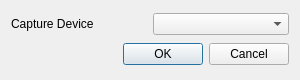
Old version of the form configurewindow.ui in the repository lambdaconcept/usb2sniffer-qt.
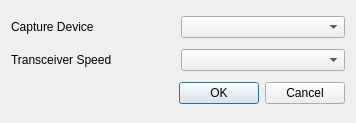
New version of the form.

Commit message:
select transceiver speed via configuration
this avoids detecting chirps and changing speed from hardware

What changed in the file:
```diff
--- a/configurewindow.ui
+++ b/configurewindow.ui
@@ -6,8 +6,8 @@
    <rect>
     <x>0</x>
     <y>0</y>
-    <width>300</width>
-    <height>80</height>
+    <width>356</width>
+    <height>123</height>
    </rect>
   </property>
   <property name="sizePolicy">
@@ -47,6 +47,26 @@
      </item>
     </layout>
    </item>
+   <item>
+    <layout class="QHBoxLayout" name="horizontalLayout_2">
+     <item>
+      <widget class="QLabel" name="labelSpeed">
+       <property name="text">
+        <string>Transceiver Speed</string>
+       </property>
+       <property name="alignment">
+        <set>Qt::AlignLeading|Qt::AlignLeft|Qt::AlignVCenter</set>
+       </property>
+       <property name="margin">
+        <number>0</number>
+       </property>
+      </widget>
+     </item>
+     <item>
+      <widget class="QComboBox" name="comboSpeed"/>
+     </item>
+    </layout>
+   </item>
    <item>
     <widget class="QDialogButtonBox" name="buttonBox">
      <property name="orientation">
```
The commit also changes 5 other files.
